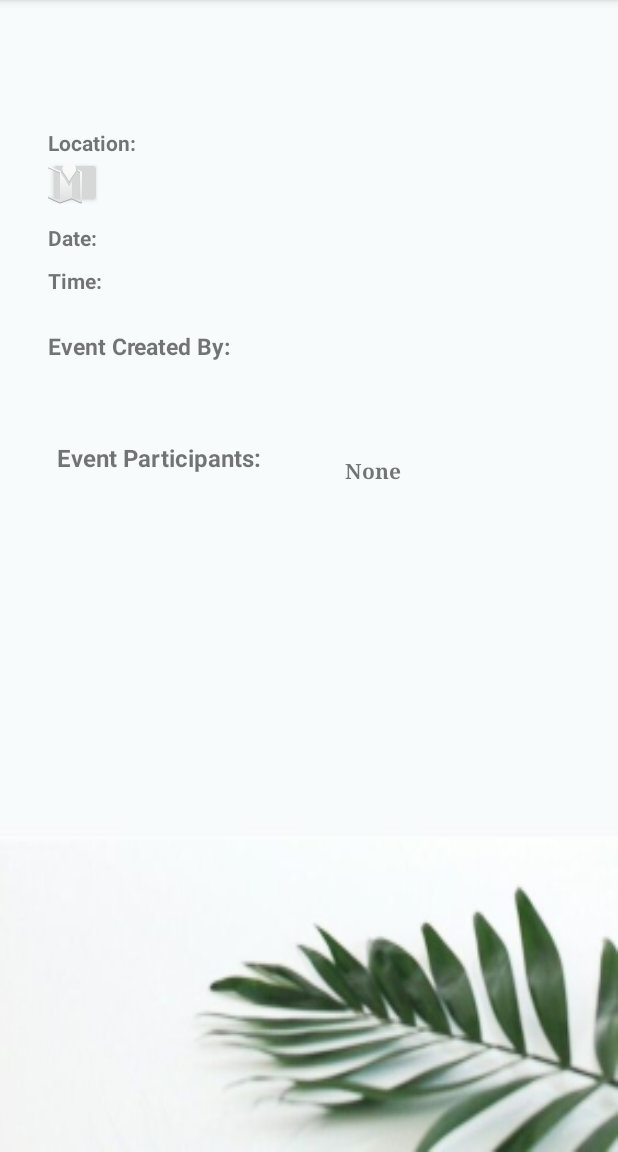
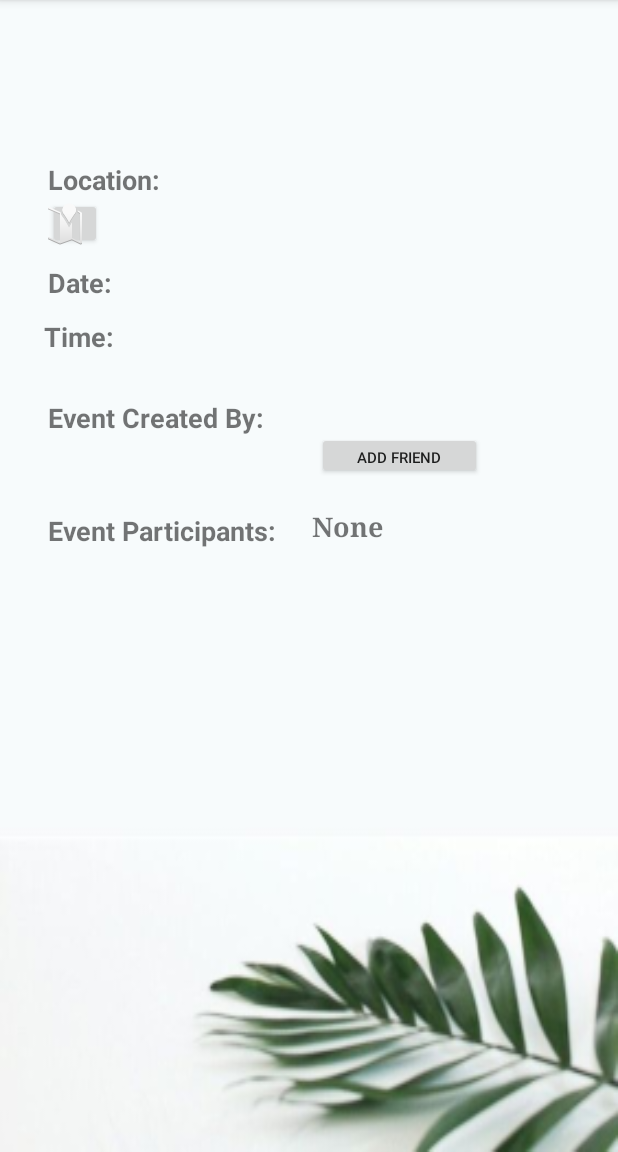
Before and after one commit to Leksha/StudyBuddy, an Android app: the EventDescription screen opened directly, with no data from a screen before it, on a phone screen of 412 x 824 dp, the part 84-1236 px from its top. Run offline under Robolectric (Android 15) with nearby library versions, the phone set to English and light mode, and no system bars; our stand-ins replace Firebase (no records; nobody signed in at launch, a user with empty details on screens opened directly); 1 statement that could not run was skipped.

Commit message:
Edited event description page

```diff
--- a/StudyBuddy/app/src/main/res/layout/activity_event_description.xml
+++ b/StudyBuddy/app/src/main/res/layout/activity_event_description.xml
@@ -11,15 +11,16 @@
         android:id="@+id/edCourse"
         android:layout_width="130dp"
         android:layout_height="wrap_content"
+        android:layout_marginLeft="8dp"
+        android:layout_marginRight="8dp"
         android:layout_marginTop="16dp"
         android:text="Course"
+        android:textSize="18sp"
         android:textStyle="bold"
-        app:layout_constraintTop_toTopOf="parent"
-        android:layout_marginLeft="8dp"
+        app:layout_constraintHorizontal_bias="0.1"
         app:layout_constraintLeft_toLeftOf="parent"
-        android:layout_marginRight="8dp"
         app:layout_constraintRight_toRightOf="parent"
-        app:layout_constraintHorizontal_bias="0.1" />
+        app:layout_constraintTop_toTopOf="parent"/>
 
     <TextView
         android:id="@+id/edTitle"
@@ -32,22 +33,24 @@
         android:layout_marginTop="0dp"
         android:fontFamily="serif"
         android:text="Title"
+        android:textSize="18sp"
         android:textStyle="bold"
         app:layout_constraintHorizontal_bias="1.0"
         app:layout_constraintLeft_toLeftOf="parent"
         app:layout_constraintRight_toRightOf="parent"
-        app:layout_constraintTop_toBottomOf="@+id/edCourse" />
+        app:layout_constraintTop_toBottomOf="@+id/edCourse"/>
 
     <TextView
         android:id="@+id/edDescription"
-        android:layout_width="320dp"
-        android:layout_height="20dp"
-        android:text="Description"
+        android:layout_width="318dp"
+        android:layout_height="31dp"
+        android:layout_marginLeft="32dp"
         android:layout_marginStart="32dp"
         android:layout_marginTop="-1dp"
-        app:layout_constraintTop_toBottomOf="@+id/edTitle"
-        android:layout_marginLeft="32dp"
-        app:layout_constraintLeft_toLeftOf="parent" />
+        android:text="Description"
+        android:textSize="18sp"
+        app:layout_constraintLeft_toLeftOf="parent"
+        app:layout_constraintTop_toBottomOf="@+id/edTitle"/>
 
     <TextView
         android:id="@+id/textView"
@@ -56,6 +59,7 @@
         android:layout_marginLeft="32dp"
         android:layout_marginTop="12dp"
         android:text="Location:"
+        android:textSize="18sp"
         android:textStyle="bold"
         app:layout_constraintLeft_toLeftOf="parent"
         app:layout_constraintTop_toBottomOf="@+id/edDescription"/>
@@ -64,16 +68,17 @@
         android:id="@+id/edLocation"
         android:layout_width="283dp"
         android:layout_height="33dp"
-        android:layout_weight="1"
-        android:text="Location"
-        android:gravity="center_vertical"
-        android:layout_marginTop="0dp"
-        app:layout_constraintTop_toBottomOf="@+id/textView"
-        app:layout_constraintLeft_toRightOf="@+id/btnOpenMap"
         android:layout_marginLeft="0dp"
         android:layout_marginRight="8dp"
+        android:layout_marginTop="0dp"
+        android:layout_weight="1"
+        android:gravity="center_vertical"
+        android:text="Location"
+        android:textSize="18sp"
+        app:layout_constraintHorizontal_bias="0.32"
+        app:layout_constraintLeft_toRightOf="@+id/btnOpenMap"
         app:layout_constraintRight_toRightOf="parent"
-        app:layout_constraintHorizontal_bias="0.32"/>
+        app:layout_constraintTop_toBottomOf="@+id/textView"/>
 
     <Button
         android:id="@+id/btnOpenMap"
@@ -96,6 +101,7 @@
         android:layout_marginLeft="32dp"
         android:layout_marginTop="10dp"
         android:text="Date:"
+        android:textSize="18sp"
         android:textStyle="bold"
         app:layout_constraintLeft_toLeftOf="parent"
         app:layout_constraintTop_toBottomOf="@+id/btnOpenMap"/>
@@ -104,125 +110,116 @@
         android:id="@+id/edDate"
         android:layout_width="150dp"
         android:layout_height="wrap_content"
+        android:layout_marginLeft="32dp"
+        android:layout_marginStart="32dp"
+        android:layout_marginTop="11dp"
         android:text="date"
-        android:layout_marginStart="32dp"
+        android:textSize="18sp"
         app:layout_constraintLeft_toRightOf="@+id/textView5"
-        android:layout_marginLeft="11dp"
-        android:layout_marginTop="11dp"
         app:layout_constraintTop_toBottomOf="@+id/edLocation"/>
 
     <TextView
         android:id="@+id/edTime"
         android:layout_width="150dp"
         android:layout_height="wrap_content"
+        android:layout_marginBottom="7dp"
+        android:layout_marginLeft="30dp"
+        android:layout_marginTop="8dp"
         android:text="time"
-        android:layout_marginBottom="7dp"
+        android:textSize="18sp"
         app:layout_constraintBottom_toTopOf="@+id/textEventCreator"
-        android:layout_marginRight="137dp"
-        app:layout_constraintRight_toRightOf="parent"
         app:layout_constraintLeft_toRightOf="@+id/textView6"
-        android:layout_marginLeft="8dp"
-        app:layout_constraintHorizontal_bias="1.0"
-        android:layout_marginTop="8dp"
         app:layout_constraintTop_toBottomOf="@+id/edDate"
-        app:layout_constraintVertical_bias="0.071"/>
+        app:layout_constraintVertical_bias="0.125"/>
 
     <TextView
         android:id="@+id/textView6"
         android:layout_width="wrap_content"
         android:layout_height="wrap_content"
-        android:layout_marginLeft="32dp"
+        android:layout_marginLeft="29dp"
+        android:layout_marginTop="11dp"
         android:text="Time:"
+        android:textSize="18sp"
         android:textStyle="bold"
         app:layout_constraintLeft_toLeftOf="parent"
-        android:layout_marginTop="9dp"
         app:layout_constraintTop_toBottomOf="@+id/textView5"/>
+
     <TextView
         android:id="@+id/textEventCreator"
-        android:layout_width="135dp"
-        android:layout_height="20dp"
+        android:layout_width="153dp"
+        android:layout_height="23dp"
+        android:layout_marginLeft="32dp"
+        android:layout_marginRight="8dp"
         android:layout_marginStart="32dp"
+        android:layout_marginTop="29dp"
         android:text="Event Created By:"
-        android:textSize="15sp"
+
+        android:textSize="18sp"
         android:textStyle="bold"
-        app:layout_constraintVertical_chainStyle="spread"
-
-        android:layout_marginLeft="32dp"
+        app:layout_constraintHorizontal_bias="0.0"
         app:layout_constraintLeft_toLeftOf="parent"
-        android:layout_marginTop="23dp"
+        app:layout_constraintRight_toLeftOf="@+id/edQuestId"
         app:layout_constraintTop_toBottomOf="@+id/textView6"
-        app:layout_constraintRight_toLeftOf="@+id/edQuestId"
-        android:layout_marginRight="8dp"
-        app:layout_constraintHorizontal_bias="0.0"/>
+        app:layout_constraintVertical_chainStyle="spread"/>
 
     <TextView
         android:id="@+id/edQuestId"
         android:layout_width="150dp"
         android:layout_height="wrap_content"
+        android:layout_marginRight="32dp"
+        android:layout_marginTop="28dp"
         android:fontFamily="serif"
         android:text="TextView"
+        android:textSize="18sp"
         android:textStyle="bold"
-        android:layout_marginEnd="32dp"
-        android:layout_marginTop="23dp"
+        app:layout_constraintRight_toRightOf="parent"
         app:layout_constraintTop_toBottomOf="@+id/edTime"
-        android:layout_marginRight="39dp"
-        app:layout_constraintRight_toRightOf="parent"/>
+        android:layout_marginLeft="8dp"
+        app:layout_constraintLeft_toLeftOf="@+id/BaddFriend"
+        app:layout_constraintHorizontal_bias="1.0"/>
 
     <TextView
         android:id="@+id/textParticipants"
-        android:layout_width="140dp"
-        android:layout_height="22dp"
+        android:layout_width="153dp"
+        android:layout_height="62dp"
         android:layout_marginEnd="16dp"
+        android:layout_marginLeft="32dp"
         android:layout_marginStart="32dp"
+        android:layout_marginTop="52dp"
         android:text="Event Participants:"
-        android:textSize="16sp"
+        android:textSize="18sp"
         android:textStyle="bold"
-        android:layout_marginLeft="32dp"
         app:layout_constraintLeft_toLeftOf="parent"
-        android:layout_marginTop="54dp"
-        app:layout_constraintTop_toBottomOf="@+id/textEventCreator"
-        app:layout_constraintRight_toLeftOf="@+id/edParticipants"
-        android:layout_marginRight="8dp"
-        app:layout_constraintHorizontal_bias="0.136"/>
+        app:layout_constraintTop_toBottomOf="@+id/textEventCreator"/>
 
     <TextView
         android:id="@+id/edParticipants"
         android:layout_width="150dp"
         android:layout_height="wrap_content"
         android:layout_marginEnd="32dp"
-        android:layout_marginRight="32dp"
+        android:layout_marginStart="10dp"
         android:fontFamily="serif"
         android:text="None"
+        android:textSize="18sp"
         android:textStyle="bold"
+        android:layout_marginTop="19dp"
+        app:layout_constraintTop_toBottomOf="@+id/BaddFriend"
+        android:layout_marginRight="16dp"
         app:layout_constraintRight_toRightOf="parent"
-        android:layout_marginStart="8dp"
-        app:layout_constraintLeft_toRightOf="@+id/textEventCreator"
+        app:layout_constraintLeft_toRightOf="@+id/textParticipants"
         android:layout_marginLeft="8dp"
-        app:layout_constraintHorizontal_bias="1.0"
-        android:layout_marginTop="8dp"
-        app:layout_constraintTop_toBottomOf="@+id/BaddFriend"
-        android:layout_marginBottom="8dp"
-        app:layout_constraintBottom_toTopOf="@+id/BdeleteEvent"
-        app:layout_constraintVertical_bias="0.036" />
+        app:layout_constraintHorizontal_bias="0.36"/>
 
     <Button
         android:id="@+id/BdeleteEvent"
-        android:layout_width="0dp"
-        android:layout_height="wrap_content"
-        android:layout_marginBottom="8dp"
-        android:layout_marginLeft="8dp"
-        android:layout_marginRight="8dp"
+        android:layout_width="353dp"
+        android:layout_height="47dp"
+
         android:text="Delete Event"
         android:visibility="invisible"
-        app:layout_constraintBottom_toBottomOf="parent"
-        app:layout_constraintHorizontal_bias="0.0"
-        app:layout_constraintLeft_toLeftOf="parent"
-        app:layout_constraintRight_toRightOf="parent"
-        android:layout_marginStart="8dp"
-        android:layout_marginEnd="8dp"
-        android:layout_marginTop="8dp"
-        app:layout_constraintTop_toBottomOf="@+id/BaddFriend"
-        app:layout_constraintVertical_bias="0.942" />
+        tools:layout_editor_absoluteX="16dp"
+        android:layout_marginTop="95dp"
+        app:layout_constraintTop_toBottomOf="@+id/edParticipants"/>
 
     <Button
         android:id="@+id/BaddFriend"
@@ -231,12 +228,9 @@
         android:text="Add Friend"
         android:textSize="10sp"
         android:visibility="visible"
-        android:layout_marginTop="11dp"
+        android:layout_marginTop="-2dp"
         app:layout_constraintTop_toBottomOf="@+id/edQuestId"
-        android:layout_marginRight="72dp"
-        app:layout_constraintRight_toRightOf="parent"
-        app:layout_constraintLeft_toRightOf="@+id/edLocation"
-        android:layout_marginLeft="8dp"
-        app:layout_constraintHorizontal_bias="1.0" />
+        android:layout_marginLeft="3dp"
+        app:layout_constraintLeft_toLeftOf="@+id/edParticipants"/>
 
 </android.support.constraint.ConstraintLayout>
```
Also changed, not shown: StudyBuddy/app/src/main/ic_map-web.png (added), StudyBuddy/app/src/main/res/mipmap-hdpi/ic_map.png (added), StudyBuddy/app/src/main/res/mipmap-mdpi/ic_map.png (added), StudyBuddy/app/src/main/res/mipmap-xhdpi/ic_map.png (added), StudyBuddy/app/src/main/res/mipmap-xxhdpi/ic_map.png (added), StudyBuddy/app/src/main/res/mipmap-xxxhdpi/ic_map.png (added).
